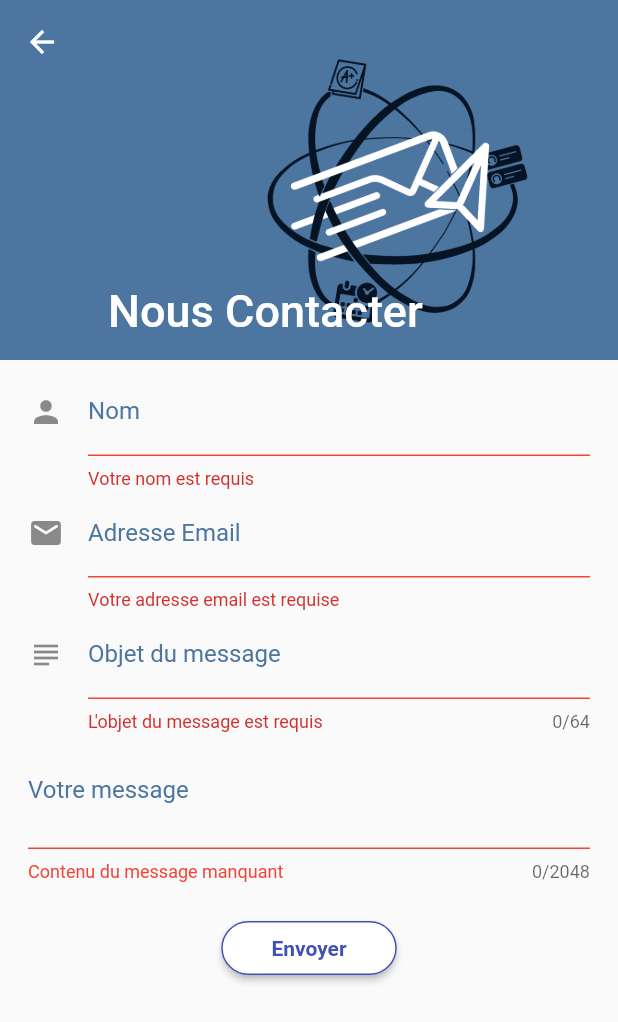
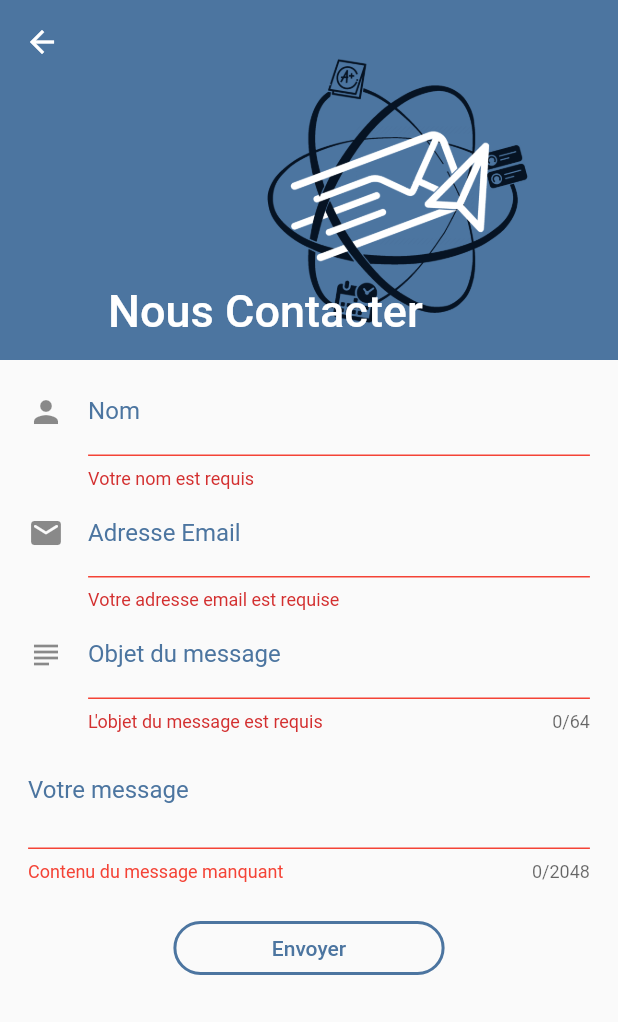
Before and after one commit to 2-SE/AllUni, a Flutter app: the ContactUsLogOutPage screen opened by its route, after a tap on "Envoyer", on a phone screen of 412 x 824 dp. Shown: the top 1022 px of the screen. Run offline on Flutter 3.47's test engine with Material 2 defaults, Android fonts, the light colour scheme and no system bars; our stand-ins replace dio, syncfusion_flutter_calendar.

Commit message:
Fix the RaisedButton & FlatButton to TextButton => made for change Flutter Version from 3.0.5 to 3.3.0 (or 3.3.1) on Mael's MacBook.
To-Do-List the the future development :
  - Add a Confirm Event Suppression PopUp for avoid miss-clicks on a created event
  - Work on the Re-Edit of a bloc
  - EventViewingPopUp : Lessons needs to be rework just to be sure that everything is good.
  - Rework on Calendar-Block Display (colors/multidays/disposition/contents/tags/etc.)
  - Link to AWS DataBase (save, delete, edit an event-bloc) + Display all event created and lessons
  - ContactUsLoggedPage needs to make the link to the Auth-Method for take the Name and Mail-Address of the connected profile before sending the message with the Discord Webhook

```diff
--- a/lib/Drawers/DrawerCalendarView.dart
+++ b/lib/Drawers/DrawerCalendarView.dart
@@ -250,7 +250,7 @@ class _DrawerCalendarViewState extends State<DrawerCalendarView> {
                   trailing:
                       const Icon(Icons.outgoing_mail, color: Color(0xFF4C75A0)),
                   onTap: () {
-                    Navigator.pushNamed(context, "/contactLogOut");
+                    Navigator.pushNamed(context, "/contactLogIn");
                   },
                 ),
                 const SizedBox(height: 15),
--- a/lib/OtherViews/ContactUs/ContactUsLogOut.dart
+++ b/lib/OtherViews/ContactUs/ContactUsLogOut.dart
@@ -127,7 +127,7 @@ class _ContactUsLogOutPageState extends State<ContactUsLogOutPage> {
                             maxLength: 64,
                             minLines: 1,
                             maxLines: 2,
-                            autocorrect: true,
+                            autocorrect: false,
                             decoration: const InputDecoration(
                               icon: Icon(Icons.subject),
                               labelText: "Objet du message",
@@ -151,7 +151,7 @@ class _ContactUsLogOutPageState extends State<ContactUsLogOutPage> {
                             maxLength: 2048,
                             minLines: 2,
                             maxLines: 30,
-                            autocorrect: true,
+                            autocorrect: false,
                             decoration: const InputDecoration(
                               labelText: "Votre message",
                               labelStyle: TextStyle(color: Color(0xFF4C75A0)),
@@ -169,24 +169,11 @@ class _ContactUsLogOutPageState extends State<ContactUsLogOutPage> {
                           ),
                           const SizedBox(height: 20),
                           Center(
-                            child: RaisedButton(
-                              color: Colors.white,
-                              textColor: Colors.indigo,
-                              shape: const StadiumBorder(
-                                side:
-                                    BorderSide(color: Colors.indigo, width: 1),
-                              ),
+                            child: TextButton(
                               onPressed: () async {
-                                /*
-                                  print("Name :  " + ContactUsName);
-                                  print("Email :  " + ContactUsEmail);
-                                  print("Title :  " + ContactUsTitle);
-                                  print("Msg :  " + ContactUsMessage);
-                                */
-
                                 if (_formKey.currentState!.validate()) {
                                   _formKey.currentState?.save();
-                                  var response = await Dio()
+                                  await Dio()
                                       .post(
                                         "https://discord.com/api/webhooks/1011653493439860797/jGX9AE2EAVJVeYwZjdI07lx0EVFjQZLc5cxEssBap8yf57uEYM2YEdnh6xfC4CoDDyYc",
                                         data: json.encode({
@@ -240,10 +227,36 @@ class _ContactUsLogOutPageState extends State<ContactUsLogOutPage> {
                                       );
                                 }
                               },
-                              child: const Text("     Envoyer     ",
-                                  style: TextStyle(
-                                      fontWeight: FontWeight.bold,
-                                      color: Colors.indigo)),
+                              style: ButtonStyle(
+                                overlayColor: MaterialStateProperty.resolveWith(
+                                  (states) =>
+                                      const Color(0xFF4C75A0).withOpacity(0.1),
+                                ),
+                                shape: MaterialStateProperty.all<
+                                    RoundedRectangleBorder>(
+                                  RoundedRectangleBorder(
+                                    borderRadius: BorderRadius.circular(20),
+                                    side: const BorderSide(
+                                      color: Color(0xFF4C75A0),
+                                      width: 2,
+                                    ),
+                                  ),
+                                ),
+                              ),
+                              child: SizedBox(
+                                width: MediaQuery.of(context).size.width * 0.4,
+                                child: const Padding(
+                                  padding: EdgeInsets.symmetric(horizontal: 8),
+                                  child: Center(
+                                    child: Text(
+                                      "Envoyer",
+                                      style: TextStyle(
+                                        color: Color(0xFF4C75A0),
+                                      ),
+                                    ),
+                                  ),
+                                ),
+                              ),
                             ),
                           ),
                           const SizedBox(height: 20),
```
Also changed, not shown: lib/Calendars/OthersCalendarsPopUpChoice.dart (+8 -13 lines), lib/OtherViews/AllSettings/Settings.dart (+33 -10 lines), lib/OtherViews/ContactUs/ContactUs.dart (+37 -13 lines).
